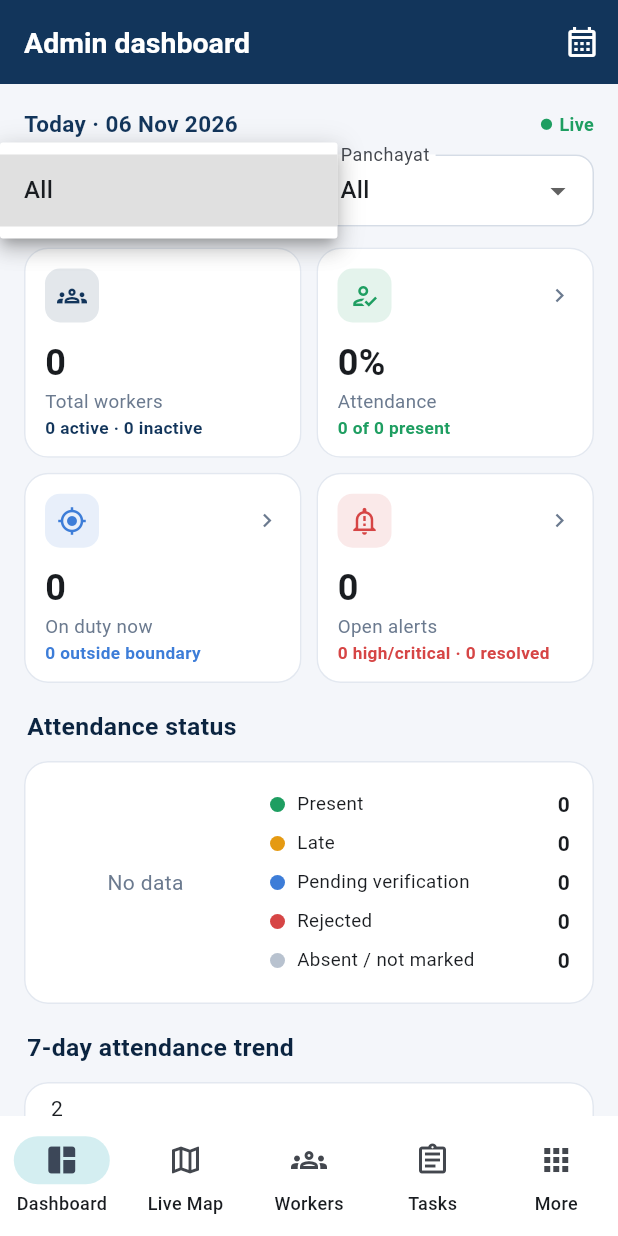
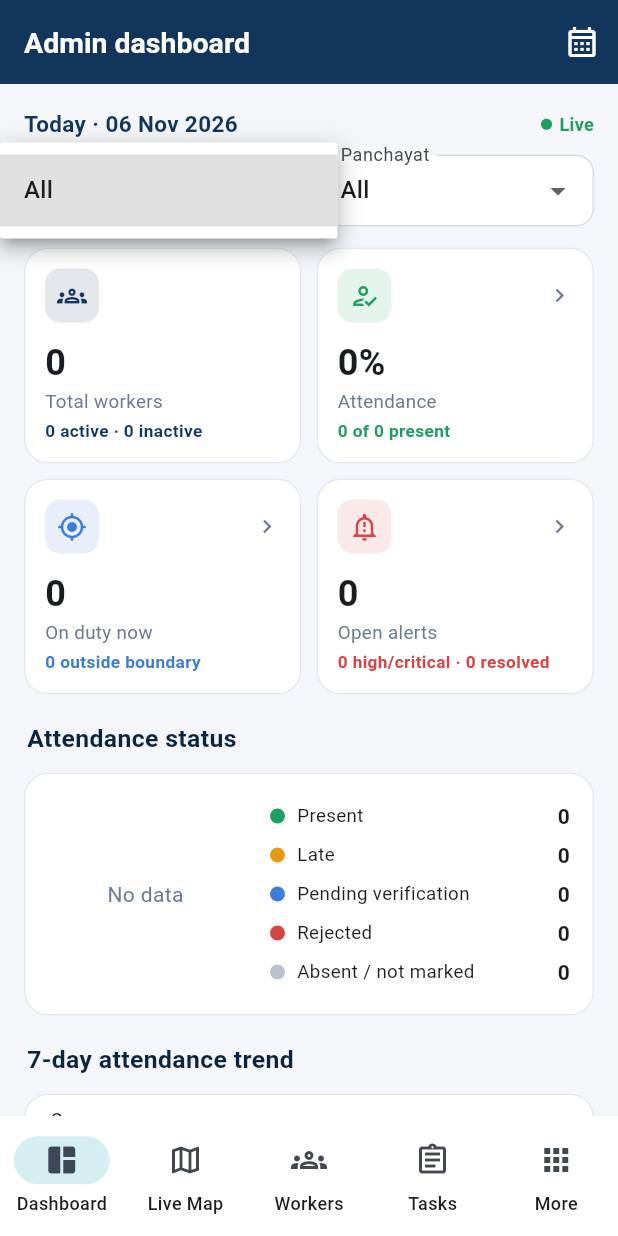
Before and after one commit to karthickkrishna-006/smart-attendance-app, a Flutter app: the screen it shows once a user with an empty profile is signed in, after a tap on "All", on a phone screen of 412 x 824 dp. Run offline on Flutter 3.47's test engine with Material 3 defaults, Android fonts, the phone set to English and light mode, and no system bars; drawn by our look-alikes of fl_chart; our stand-ins replace cloud_firestore, firebase_auth, firebase_core, firebase_storage, flutter_map, geolocator and 3 more; missing offline and left inert: google_mlkit_face_detection, tflite_flutter; accounts and stored records are empty; statements that could not run were skipped.

Commit message:
Apply Revision 10 UI fixes

```diff
--- a/lib/core/ui.dart
+++ b/lib/core/ui.dart
@@ -165,12 +165,15 @@ class StatCard extends StatelessWidget {
   const StatCard({super.key, required this.label, required this.value, required this.icon, required this.color, this.sub, this.onTap});
   @override
   Widget build(BuildContext context) => Card(
+        margin: EdgeInsets.zero,
         child: InkWell(
           borderRadius: BorderRadius.circular(16),
           onTap: onTap,
           child: Padding(
             padding: const EdgeInsets.all(14),
-            child: Column(crossAxisAlignment: CrossAxisAlignment.start, children: [
+            // No fixed height: the card grows with its text (large phone font
+            // sizes included), so nothing is cut off or spills outside.
+            child: Column(crossAxisAlignment: CrossAxisAlignment.start, mainAxisSize: MainAxisSize.min, children: [
               Row(children: [
                 Container(
                   padding: const EdgeInsets.all(8),
@@ -181,13 +184,45 @@ class StatCard extends StatelessWidget {
                 if (onTap != null) const Icon(Icons.chevron_right, size: 18, color: AppColors.muted),
               ]),
               const SizedBox(height: 10),
-              Text(value, style: const TextStyle(fontSize: 24, fontWeight: FontWeight.w700)),
-              Text(label, style: const TextStyle(color: AppColors.muted, fontSize: 12.5)),
-              if (sub != null) Text(sub!, style: TextStyle(color: color, fontSize: 11.5, fontWeight: FontWeight.w600)),
+              FittedBox(
+                fit: BoxFit.scaleDown,
+                alignment: Alignment.centerLeft,
+                child: Text(value, style: const TextStyle(fontSize: 24, fontWeight: FontWeight.w700)),
+              ),
+              Text(label, style: const TextStyle(color: AppColors.muted, fontSize: 12.5), maxLines: 2, overflow: TextOverflow.ellipsis),
+              if (sub != null) ...[
+                const SizedBox(height: 2),
+                Text(sub!, style: TextStyle(color: color, fontSize: 11.5, fontWeight: FontWeight.w600), maxLines: 2, overflow: TextOverflow.ellipsis),
+              ],
             ]),
           ),
         ),
       );
+}
+
+/// Cards in rows of [columns]. Each row is as tall as its tallest card and
+/// all cards in a row share that height, so cards never cut off or overflow
+/// their text, whatever the phone's font size. (Replaces fixed-ratio grids.)
+class StatGrid extends StatelessWidget {
+  final List<Widget> children;
+  final int columns;
+  final double spacing;
+  const StatGrid({super.key, required this.children, this.columns = 2, this.spacing = 10});
+  @override
+  Widget build(BuildContext context) {
+    final rows = <Widget>[];
+    for (var i = 0; i < children.length; i += columns) {
+      final cells = <Widget>[];
+      for (var j = 0; j < columns; j++) {
+        if (j > 0) cells.add(SizedBox(width: spacing));
+        final k = i + j;
+        cells.add(Expanded(child: k < children.length ? children[k] : const SizedBox.shrink()));
+      }
+      if (rows.isNotEmpty) rows.add(SizedBox(height: spacing));
+      rows.add(IntrinsicHeight(child: Row(crossAxisAlignment: CrossAxisAlignment.stretch, children: cells)));
+    }
+    return Column(mainAxisSize: MainAxisSize.min, children: rows);
+  }
 }
 
 class SectionTitle extends StatelessWidget {
--- a/lib/main.dart
+++ b/lib/main.dart
@@ -24,6 +24,12 @@ class SmartAttendanceApp extends StatelessWidget {
       title: 'Smart Attendance',
       debugShowCheckedModeBanner: false,
       theme: buildTheme(),
+      // Respect the phone's text size (many field workers use large text),
+      // up to 130 %, beyond which navigation bars and buttons stop fitting.
+      builder: (context, child) => MediaQuery.withClampedTextScaling(
+        maxScaleFactor: 1.3,
+        child: child ?? const SizedBox.shrink(),
+      ),
       home: const SplashScreen(),
     );
   }
--- a/lib/screens/admin/coverage_screen.dart
+++ b/lib/screens/admin/coverage_screen.dart
@@ -164,14 +164,7 @@ class _CoverageScreenState extends State<CoverageScreen> {
                 padding: EdgeInsets.only(bottom: 10),
                 child: Text('Showing duty by your assigned workers only.', style: TextStyle(color: AppColors.muted)),
               ),
-            GridView.count(
-              crossAxisCount: 2,
-              shrinkWrap: true,
-              physics: const NeverScrollableScrollPhysics(),
-              mainAxisSpacing: 10,
-              crossAxisSpacing: 10,
-              childAspectRatio: 1.45,
-              children: [
+            StatGrid(children: [
                 StatCard(
                   label: 'Panchayats covered',
                   value: '$covered / ${scope.length}',
--- a/lib/screens/admin/dashboard_screen.dart
+++ b/lib/screens/admin/dashboard_screen.dart
@@ -143,17 +143,21 @@ class _DashboardScreenState extends State<DashboardScreen> {
             padding: EdgeInsets.only(top: 8),
             child: Row(children: [DemoBadge(), SizedBox(width: 8), Expanded(child: Text('Dashboard includes synthetic demo records.', style: TextStyle(fontSize: 12, color: AppColors.muted)))]),
           ),
+        // Approval was removed (Revision 5): accounts created before that
+        // still say pending_approval and activate themselves at next sign-in.
         if (pendingApproval > 0 && widget.me.isStaff)
           Padding(
-            padding: const EdgeInsets.only(top: 10),
-            child: Card(
-              color: AppColors.warning.withValues(alpha: 0.08),
-              child: ListTile(
-                leading: const Icon(Icons.how_to_reg, color: AppColors.warning),
-                title: Text('$pendingApproval account(s) awaiting approval'),
-                subtitle: const Text('Workers tab → filter "Pending approval" → Edit → set status Active'),
+            padding: const EdgeInsets.only(top: 8),
+            child: Row(crossAxisAlignment: CrossAxisAlignment.start, children: [
+              const Icon(Icons.info_outline, size: 16, color: AppColors.muted),
+              const SizedBox(width: 6),
+              Expanded(
+                child: Text(
+                  '$pendingApproval older account${pendingApproval == 1 ? '' : 's'} will activate automatically at the next sign-in. No action needed.',
+                  style: const TextStyle(fontSize: 12, color: AppColors.muted),
+                ),
               ),
-            ),
+            ]),
           ),
         const SizedBox(height: 10),
         Row(children: [
@@ -165,14 +169,7 @@ class _DashboardScreenState extends State<DashboardScreen> {
           Expanded(child: _drop('Panchayat', _panchayat, pans, (v) => setState(() => _panchayat = v))),
         ]),
         const SizedBox(height: 14),
-        GridView.count(
-          crossAxisCount: 2,
-          shrinkWrap: true,
-          physics: const NeverScrollableScrollPhysics(),
-          mainAxisSpacing: 10,
-          crossAxisSpacing: 10,
-          childAspectRatio: 1.32,
-          children: [
+        StatGrid(children: [
             StatCard(label: 'Total workers', value: '${workers.length}', icon: Icons.groups_outlined, color: AppColors.navy, sub: '${active.length} active · ${workers.length - active.length} inactive'),
             StatCard(
               label: 'Attendance',
--- a/lib/screens/admin/more_screen.dart
+++ b/lib/screens/admin/more_screen.dart
@@ -1,5 +1,6 @@
 import 'package:flutter/material.dart';
 import '../../core/theme.dart';
+import '../../core/ui.dart';
 import '../../services/models.dart';
 import '../common/alerts_screen.dart';
 import '../common/profile_screen.dart';
@@ -30,14 +31,12 @@ class MoreScreen extends StatelessWidget {
     ];
     return Scaffold(
       appBar: AppBar(title: const Text('More')),
-      body: GridView.count(
-        padding: const EdgeInsets.all(16),
-        crossAxisCount: 2,
-        mainAxisSpacing: 12,
-        crossAxisSpacing: 12,
-        childAspectRatio: 1.15,
-        children: items
+      body: ListView(padding: const EdgeInsets.all(16), children: [
+        StatGrid(
+          spacing: 12,
+          children: items
             .map((it) => Card(
+                  margin: EdgeInsets.zero,
                   child: InkWell(
                     borderRadius: BorderRadius.circular(16),
                     onTap: () => Navigator.push(context, MaterialPageRoute(builder: (_) => it.$5)),
@@ -49,15 +48,17 @@ class MoreScreen extends StatelessWidget {
                           decoration: BoxDecoration(color: it.$4.withValues(alpha: 0.12), borderRadius: BorderRadius.circular(12)),
                           child: Icon(it.$1, color: it.$4),
                         ),
-                        const Spacer(),
-                        Text(it.$2, style: const TextStyle(fontWeight: FontWeight.w700)),
+                        const SizedBox(height: 12),
+                        Text(it.$2, style: const TextStyle(fontWeight: FontWeight.w700), maxLines: 2, overflow: TextOverflow.ellipsis),
                         const SizedBox(height: 2),
-                        Text(it.$3, style: const TextStyle(fontSize: 11.5, color: AppColors.muted), maxLines: 2),
+                        Text(it.$3, style: const TextStyle(fontSize: 11.5, color: AppColors.muted), maxLines: 3, overflow: TextOverflow.ellipsis),
                       ]),
                     ),
                   ),
                 ))
             .toList(),
+        ),
+      ]
       ),
     );
   }
--- a/lib/screens/admin/tasks_admin_screen.dart
+++ b/lib/screens/admin/tasks_admin_screen.dart
@@ -1,5 +1,6 @@
 import 'package:cloud_firestore/cloud_firestore.dart';
 import 'package:flutter/material.dart';
+import 'package:flutter/rendering.dart' show ScrollDirection;
 import '../../core/fmt.dart';
 import '../../core/ui.dart';
 import '../../services/db.dart';
@@ -14,6 +15,17 @@ class TasksAdminScreen extends StatefulWidget {
 }
 
 class _TasksAdminScreenState extends State<TasksAdminScreen> {
+  // The floating button shrinks to an icon while scrolling down, so it
+  // does not hide list content, and expands again when scrolling up.
+  bool _fabExtended = true;
+
+  bool _onScroll(UserScrollNotification n) {
+    if (n.metrics.axis != Axis.vertical) return false;
+    final extended = n.direction != ScrollDirection.reverse;
+    if (extended != _fabExtended) setState(() => _fabExtended = extended);
+    return false;
+  }
+
   String _filter = 'all';
   String _q = '';
 
@@ -23,11 +35,14 @@ class _TasksAdminScreenState extends State<TasksAdminScreen> {
       appBar: AppBar(title: const Text('Task management')),
       floatingActionButton: FloatingActionButton.extended(
         heroTag: 'newTask',
+              isExtended: _fabExtended,
         onPressed: () => Navigator.push(context, MaterialPageRoute(builder: (_) => TaskFormScreen(me: widget.me))),
         icon: const Icon(Icons.add_task),
         label: const Text('New task'),
       ),
-      body: LiveQueries(
+      body: NotificationListener<UserScrollNotification>(
+        onNotification: _onScroll,
+        child: LiveQueries(
         queries: [Db.col('tasks')],
         builder: (context, d) {
           final all = d[0];
@@ -57,6 +72,7 @@ class _TasksAdminScreenState extends State<TasksAdminScreen> {
             ),
           ]);
         },
+      ),
       ),
     );
   }
--- a/lib/screens/admin/workers_screen.dart
+++ b/lib/screens/admin/workers_screen.dart
@@ -1,4 +1,5 @@
 import 'package:flutter/material.dart';
+import 'package:flutter/rendering.dart' show ScrollDirection;
 import '../../core/fmt.dart';
 import '../../core/theme.dart';
 import '../../core/ui.dart';
@@ -15,6 +16,17 @@ class WorkersScreen extends StatefulWidget {
 }
 
 class _WorkersScreenState extends State<WorkersScreen> {
+  // The floating button shrinks to an icon while scrolling down, so it
+  // does not hide list content, and expands again when scrolling up.
+  bool _fabExtended = true;
+
+  bool _onScroll(UserScrollNotification n) {
+    if (n.metrics.axis != Axis.vertical) return false;
+    final extended = n.direction != ScrollDirection.reverse;
+    if (extended != _fabExtended) setState(() => _fabExtended = extended);
+    return false;
+  }
+
   String _q = '';
   String _role = 'all';
   String _status = 'all';
@@ -27,12 +39,15 @@ class _WorkersScreenState extends State<WorkersScreen> {
       floatingActionButton: widget.me.isAdmin
           ? FloatingActionButton.extended(
               heroTag: 'addWorker',
+              isExtended: _fabExtended,
               onPressed: () => Navigator.push(context, MaterialPageRoute(builder: (_) => WorkerEditScreen(me: widget.me))),
               icon: const Icon(Icons.person_add_alt_1_outlined),
               label: const Text('Add worker'),
             )
           : null,
-      body: LiveQueries(
+      body: NotificationListener<UserScrollNotification>(
+        onNotification: _onScroll,
+        child: LiveQueries(
         queries: [Db.col('users'), Db.col('attendance').where('date', isEqualTo: today), Db.col('boundaries')],
         builder: (context, d) {
           final att = {for (final a in d[1]) a['uid']: a};
@@ -90,26 +105,52 @@ class _WorkersScreenState extends State<WorkersScreen> {
                         return Padding(
                           padding: const EdgeInsets.only(bottom: 8),
                           child: Card(
-                            child: ListTile(
+                            child: InkWell(
+                              borderRadius: BorderRadius.circular(16),
                               onTap: () => Navigator.push(context, MaterialPageRoute(builder: (_) => WorkerDetailScreen(uid: u['id'], me: widget.me))),
-                              leading: AvatarCircle(name: u['name'] ?? ''),
-                              title: Row(children: [
-                                Flexible(child: Text(u['name'] ?? '', style: const TextStyle(fontWeight: FontWeight.w700), overflow: TextOverflow.ellipsis)),
-                                if (u['synthetic'] == true) ...[const SizedBox(width: 6), const DemoBadge()],
-                              ]),
-                              subtitle: Text(
+                              child: Padding(
+                                padding: const EdgeInsets.fromLTRB(12, 12, 12, 12),
+                                // Name on its own full-width line, details below,
+                                // then status chips: nothing competes for space,
+                                // even with a large phone font.
+                                child: Row(crossAxisAlignment: CrossAxisAlignment.start, children: [
+                                  AvatarCircle(name: u['name'] ?? ''),
+                                  const SizedBox(width: 12),
+                                  Expanded(
+                                    child: Column(crossAxisAlignment: CrossAxisAlignment.start, children: [
+                                      Text(
+                                        (u['name'] ?? '').toString().isEmpty ? '(no name)' : u['name'],
+                                        style: const TextStyle(fontWeight: FontWeight.w700, fontSize: 15.5),
+                                        maxLines: 1,
+                                        overflow: TextOverflow.ellipsis,
+                                      ),
+                                      const SizedBox(height: 2),
+                                      Text(
                                         [
                                           Roles.label(role),
                                           if ((u['employeeId'] ?? '').toString().isNotEmpty) u['employeeId'],
                                           if (bNames[u['boundaryId']] != null) bNames[u['boundaryId']],
                                         ].join(' · '),
-                                maxLines: 1,
+                                        style: const TextStyle(color: AppColors.muted, fontSize: 13),
+                                        maxLines: 2,
                                         overflow: TextOverflow.ellipsis,
                                       ),
-                              trailing: role == 'worker'
+                                      const SizedBox(height: 8),
+                                      Wrap(spacing: 6, runSpacing: 4, crossAxisAlignment: WrapCrossAlignment.center, children: [
+                                        role == 'worker'
                                             ? StatusChip(a?['status'] ?? ((u['status'] ?? 'active') == 'active' ? 'absent' : u['status']),
-                                      label: a == null ? ((u['status'] ?? 'active') == 'active' ? 'Not marked' : titleCase(u['status'])) : null)
+                                                label: a == null ? ((u['status'] ?? 'active') == 'active' ? 'Not marked today' : titleCase(u['status'])) : null)
                                             : StatusChip(u['status'] ?? 'active'),
+                                        if (u['synthetic'] == true) const DemoBadge(),
+                                      ]),
+                                    ]),
+                                  ),
+                                  const Padding(
+                                    padding: EdgeInsets.only(top: 10),
+                                    child: Icon(Icons.chevron_right, color: AppColors.muted),
+                                  ),
+                                ]),
+                              ),
                             ),
                           ),
                         );
@@ -119,6 +160,7 @@ class _WorkersScreenState extends State<WorkersScreen> {
           ]);
         },
       ),
+      ),
     );
   }
 }
--- a/lib/screens/worker/worker_home.dart
+++ b/lib/screens/worker/worker_home.dart
@@ -306,14 +306,7 @@ class _TodayTasks extends StatelessWidget {
           final due = toDate(e['dueDate']);
           return due != null && due.isBefore(DateTime.now()) && e['status'] != 'completed';
         }).length;
-        return GridView.count(
-          crossAxisCount: 2,
-          shrinkWrap: true,
-          physics: const NeverScrollableScrollPhysics(),
-          mainAxisSpacing: 10,
-          crossAxisSpacing: 10,
-          childAspectRatio: 1.45,
-          children: [
+        return StatGrid(children: [
             StatCard(label: 'Assigned', value: '${c('assigned')}', icon: Icons.assignment_ind_outlined, color: AppColors.info),
             StatCard(label: 'In progress', value: '${c('in_progress')}', icon: Icons.autorenew, color: AppColors.warning),
             StatCard(label: 'Completed', value: '${c('completed')}', icon: Icons.task_alt, color: AppColors.success),
```
Also changed, not shown: 1 other file. Lines whose indentation alone changed are shown as unchanged.
